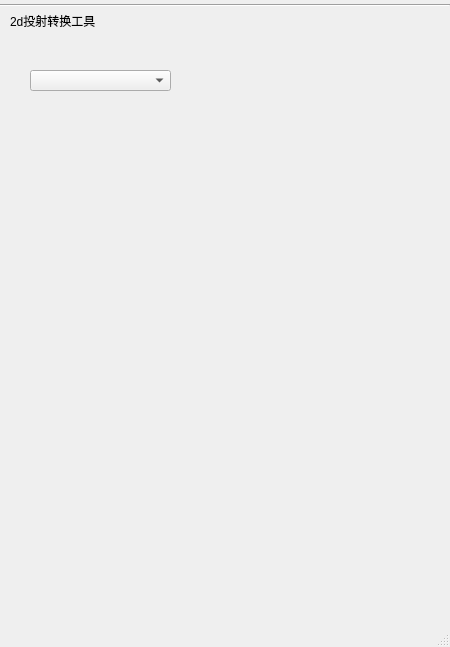
Before: the Qt Designer form scripts/maya/JpyModules/2dTools/J_2DTransfer/J_2DTransfer.ui in wangziheng0426/JMadOnion, drawn with Qt 5.
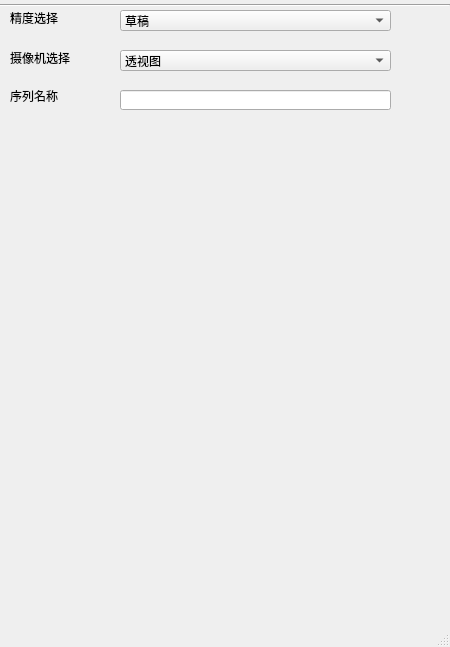
After: the same form once the commit is applied.

```diff
--- a/scripts/maya/JpyModules/2dTools/J_2DTransfer/J_2DTransfer.ui
+++ b/scripts/maya/JpyModules/2dTools/J_2DTransfer/J_2DTransfer.ui
@@ -42,24 +42,101 @@
    <widget class="QComboBox" name="comboBox">
     <property name="geometry">
      <rect>
-      <x>30</x>
-      <y>70</y>
-      <width>141</width>
+      <x>120</x>
+      <y>10</y>
+      <width>271</width>
       <height>21</height>
      </rect>
     </property>
+    <item>
+     <property name="text">
+      <string>草稿</string>
+     </property>
+    </item>
+    <item>
+     <property name="text">
+      <string>低精度</string>
+     </property>
+    </item>
+    <item>
+     <property name="text">
+      <string>高精度</string>
+     </property>
+    </item>
+    <item>
+     <property name="text">
+      <string>全尺寸</string>
+     </property>
+    </item>
+   </widget>
+   <widget class="QLabel" name="label_2">
+    <property name="geometry">
+     <rect>
+      <x>10</x>
+      <y>10</y>
+      <width>91</width>
+      <height>16</height>
+     </rect>
+    </property>
+    <property name="text">
+     <string>精度选择</string>
+    </property>
+    <property name="alignment">
+     <set>Qt::AlignLeading|Qt::AlignLeft|Qt::AlignVCenter</set>
+    </property>
+   </widget>
+   <widget class="QLabel" name="label_3">
+    <property name="geometry">
+     <rect>
+      <x>10</x>
+      <y>50</y>
+      <width>91</width>
+      <height>16</height>
+     </rect>
+    </property>
+    <property name="text">
+     <string>摄像机选择</string>
+    </property>
+    <property name="alignment">
+     <set>Qt::AlignLeading|Qt::AlignLeft|Qt::AlignVCenter</set>
+    </property>
+   </widget>
+   <widget class="QComboBox" name="comboBox_2">
+    <property name="geometry">
+     <rect>
+      <x>120</x>
+      <y>50</y>
+      <width>271</width>
+      <height>21</height>
+     </rect>
+    </property>
+    <item>
+     <property name="text">
+      <string>透视图</string>
+     </property>
+    </item>
    </widget>
    <widget class="QLabel" name="label">
     <property name="geometry">
      <rect>
       <x>10</x>
-      <y>10</y>
-      <width>441</width>
-      <height>21</height>
+      <y>90</y>
+      <width>54</width>
+      <height>12</height>
      </rect>
     </property>
     <property name="text">
-     <string>2d投射转换工具</string>
+     <string>序列名称</string>
+    </property>
+   </widget>
+   <widget class="QLineEdit" name="lineEdit">
+    <property name="geometry">
+     <rect>
+      <x>120</x>
+      <y>90</y>
+      <width>271</width>
+      <height>20</height>
+     </rect>
     </property>
    </widget>
   </widget>
```
